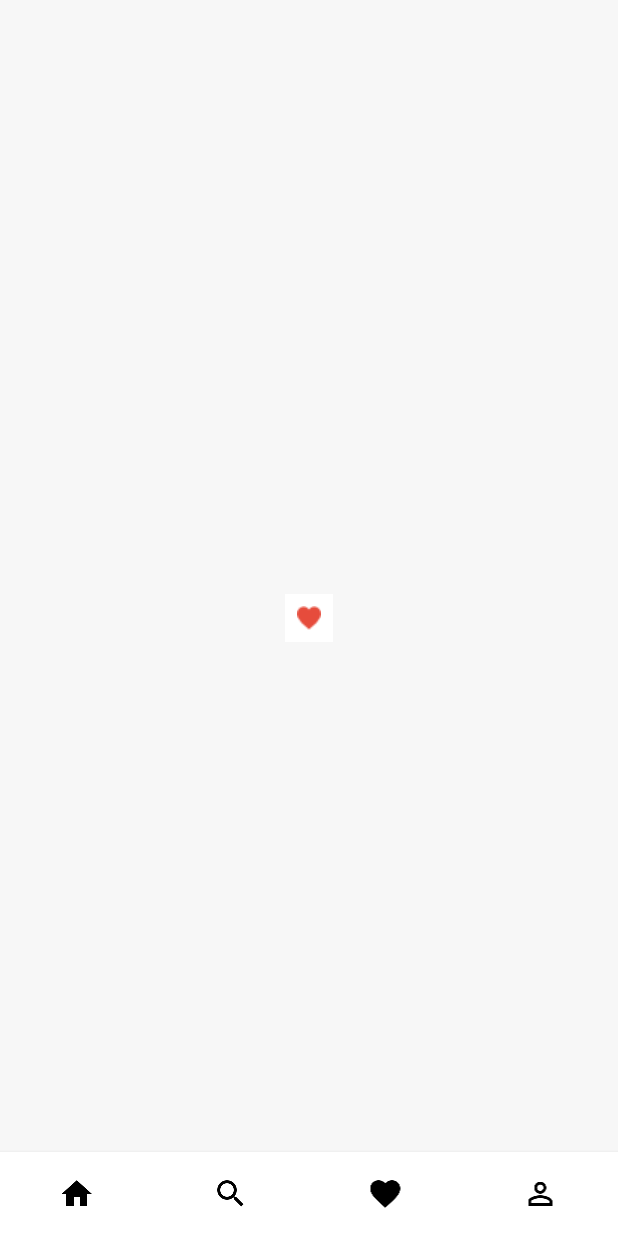
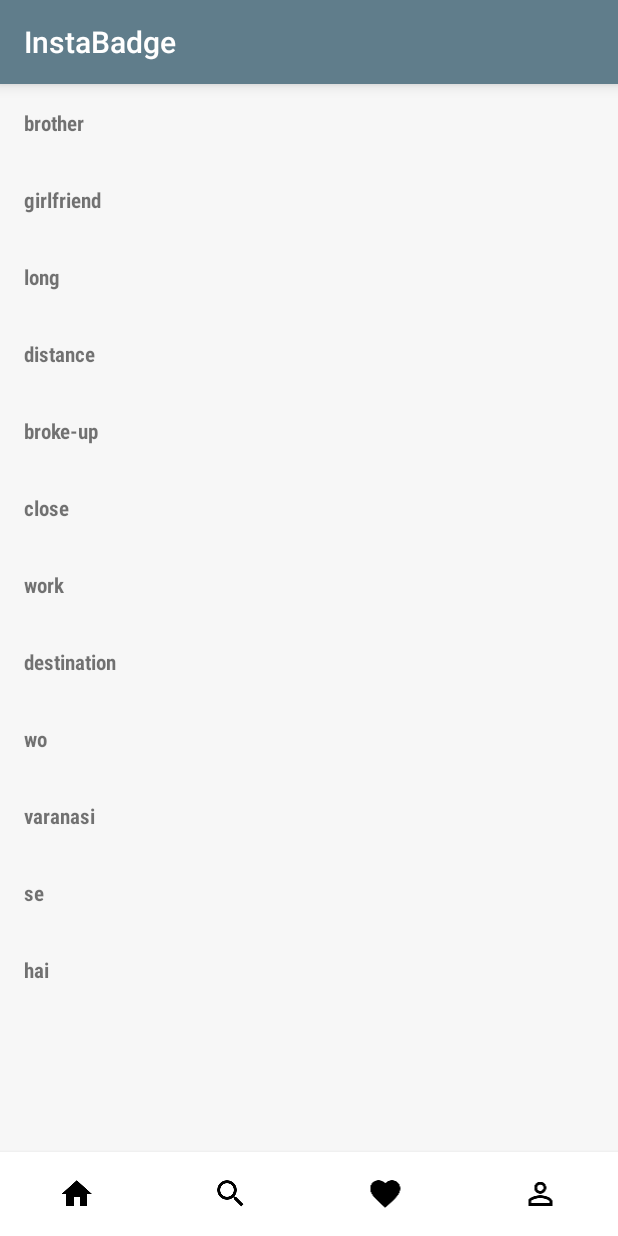
Before and after one commit to salRoid/InstaBadge, an Android app: the screen it shows after launch (CustomTab), on a phone screen of 412 x 824 dp. Before the commit the screen is almost empty. Run offline under Robolectric (Android 15) with nearby library versions, the phone set to English and light mode, and no system bars.

Commit message:
InstaBadge Overlay Check

```diff
--- a/app/build.gradle
+++ b/app/build.gradle
@@ -21,8 +21,9 @@ android {
 
 dependencies {
     compile fileTree(dir: 'libs', include: ['*.jar'])
-    compile 'com.android.support:appcompat-v7:25.0.0'
-    compile 'com.android.support:design:25.0.0'
+    compile 'com.android.support:appcompat-v7:25.3.0'
+    compile 'com.android.support:design:25.3.0'
+    compile 'com.android.support:recyclerview-v7:25.3.0'
     compile project(':insta-badge')
     testCompile 'junit:junit:4.12'
     testCompile 'junit:junit:4.12'
--- /dev/null
+++ b/app/src/main/java/tech/salroid/demo/instabadge/A.java
@@ -0,0 +1,49 @@
+package tech.salroid.demo.instabadge;
+
+import android.content.Context;
+import android.support.v7.widget.RecyclerView;
+import android.view.LayoutInflater;
+import android.view.View;
+import android.view.ViewGroup;
+import android.widget.TextView;
+
+import java.util.List;
+
+/**
+ * Created by salroid on 4/2/2017.
+ */
+
+public class A extends RecyclerView.Adapter<A.VH>{
+    Context context;
+    List<String> list;
+
+    public A(Context context, List<String> list) {
+        this.context = context;
+        this.list = list;
+    }
+
+    @Override
+    public VH onCreateViewHolder(ViewGroup parent, int viewType) {
+       View view  = LayoutInflater.from(context).inflate(R.layout.custom_single_row,parent,false);
+        return new VH(view);
+    }
+
+    @Override
+    public void onBindViewHolder(VH holder, int position) {
+        holder.textView.setText(list.get(position));
+    }
+
+    @Override
+    public int getItemCount() {
+        return list.size();
+    }
+
+     class VH extends RecyclerView.ViewHolder {
+        TextView textView;
+         VH(View itemView) {
+            super(itemView);
+            textView = (TextView) itemView.findViewById(R.id.tea);
+
+        }
+    }
+}
--- a/app/src/main/java/tech/salroid/demo/instabadge/CustomTab.java
+++ b/app/src/main/java/tech/salroid/demo/instabadge/CustomTab.java
@@ -3,25 +3,34 @@ package tech.salroid.demo.instabadge;
 import android.support.v4.content.ContextCompat;
 import android.support.v7.app.AppCompatActivity;
 import android.os.Bundle;
+import android.support.v7.widget.LinearLayoutManager;
+import android.support.v7.widget.RecyclerView;
 import android.support.v7.widget.Toolbar;
 import android.util.Log;
 import android.view.View;
+import android.widget.Adapter;
 import android.widget.ImageView;
 import android.widget.RelativeLayout;
 import android.widget.Toast;
 
+import java.util.ArrayList;
+import java.util.List;
+
 public class CustomTab extends AppCompatActivity {
 
-    ImageView home, search, fav, user, love;
-    String TAG = CustomTab.class.getSimpleName();
-    RelativeLayout main_content;
-    InstaBadgeManager instaBadgeManager, instaBadgeManagerab;
+    private ImageView home, search, fav, user, love;
+    private String TAG = CustomTab.class.getSimpleName();
+    private RelativeLayout main_content;
+    private InstaBadgeManager instaBadgeManager;
+    private RecyclerView recyclerView;
+    private List<String> list;
+
 
     @Override
     protected void onCreate(Bundle savedInstanceState) {
+
         super.onCreate(savedInstanceState);
         setContentView(R.layout.activity_custom_tab);
-
 
         Toolbar toolbar = (Toolbar) findViewById(R.id.toolbar);
         setSupportActionBar(toolbar);
@@ -32,19 +41,33 @@ public class CustomTab extends AppCompatActivity {
         search = (ImageView) findViewById(R.id.search);
         fav = (ImageView) findViewById(R.id.fav);
         user = (ImageView) findViewById(R.id.perm);
-        love = (ImageView) findViewById(R.id.my_love);
+
+        recyclerView = (RecyclerView) findViewById(R.id.rv);
+        LinearLayoutManager linearLayoutManager = new LinearLayoutManager(this);
+        recyclerView.setLayoutManager(linearLayoutManager);
+
+        list = new ArrayList<>();
+        list.add("brother");
+        list.add("girlfriend");
+        list.add("long");
+        list.add("distance");
+        list.add("broke-up");
+        list.add("close");
+        list.add("work");
+        list.add("destination");
+        list.add("wo");
+        list.add("varanasi");
+        list.add("se");
+        list.add("hai");
+
+
+        A a = new A(this,list);
+        recyclerView.setAdapter(a);
 
         instaBadgeManager = new InstaBadgeManager();
-        instaBadgeManagerab = new InstaBadgeManager();
 
 
-        love.setOnClickListener(new View.OnClickListener() {
-            @Override
-            public void onClick(View view) {
-                final Coordinates anchorViewCoordinates = new Coordinates(love);
-                Log.d(TAG, "onClick: " + anchorViewCoordinates.bottom + " " + anchorViewCoordinates.top);
-            }
-        });
+
 
         search.setOnClickListener(new View.OnClickListener() {
             @Override
@@ -89,11 +112,5 @@ public class CustomTab extends AppCompatActivity {
             }
         });
 
-        InstaBadge.Builder builder1 = new InstaBadge.Builder(this, love, main_content);
-        builder1.setBadgeColor("#F44336");
-        builder1.setAuto_hideable(false);
-        builder1.setArrow_postion("up");
-
-        instaBadgeManagerab.show(builder1.build());
     }
 }
--- a/app/src/main/res/layout/activity_custom_tab.xml
+++ b/app/src/main/res/layout/activity_custom_tab.xml
@@ -9,7 +9,6 @@
     tools:context="tech.salroid.demo.instabadge.CustomTab">
 
     <android.support.v7.widget.Toolbar
-        android:visibility="invisible"
         android:id="@+id/toolbar"
         android:layout_width="match_parent"
         android:layout_height="wrap_content"
@@ -20,16 +19,12 @@
         android:theme="@style/ThemeOverlay.AppCompat.Dark.ActionBar"
         app:popupTheme="@style/ThemeOverlay.AppCompat.Light" />
 
-    <ImageView
-        android:background="#fff"
-        android:tag="fav"
-        android:visibility="visible"
-        android:id="@+id/my_love"
-        android:layout_centerInParent="true"
-        android:layout_width="wrap_content"
-        android:layout_height="wrap_content"
-        android:padding="8dp"
-        android:src="@drawable/hearts" />
+    <android.support.v7.widget.RecyclerView
+        android:id="@+id/rv"
+        android:layout_below="@+id/toolbar"
+        android:layout_width="match_parent"
+        android:layout_height="match_parent"
+       />
 
 
     <LinearLayout
@@ -78,4 +73,6 @@
 
     </LinearLayout>
 
+
+
 </RelativeLayout>
--- /dev/null
+++ b/app/src/main/res/layout/custom_single_row.xml
@@ -0,0 +1,16 @@
+<?xml version="1.0" encoding="utf-8"?>
+<LinearLayout xmlns:android="http://schemas.android.com/apk/res/android"
+    android:layout_width="match_parent"
+    android:layout_height="wrap_content"
+    android:orientation="vertical">
+
+    <TextView
+        android:id="@+id/tea"
+        android:layout_width="match_parent"
+        android:layout_height="wrap_content"
+        android:layout_margin="16dp"
+        android:fontFamily="sans-serif-condensed"
+        android:text="Oh boy !!"
+        android:textStyle="bold" />
+
+</LinearLayout>
```
Also changed, not shown: 1 other file.
